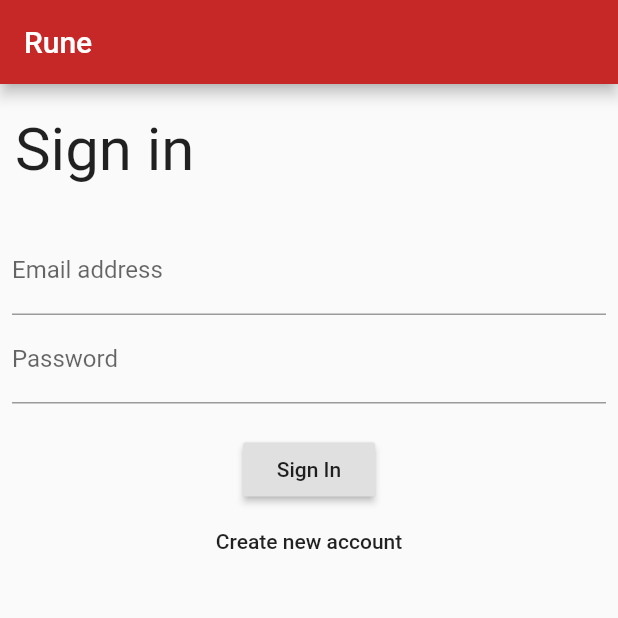
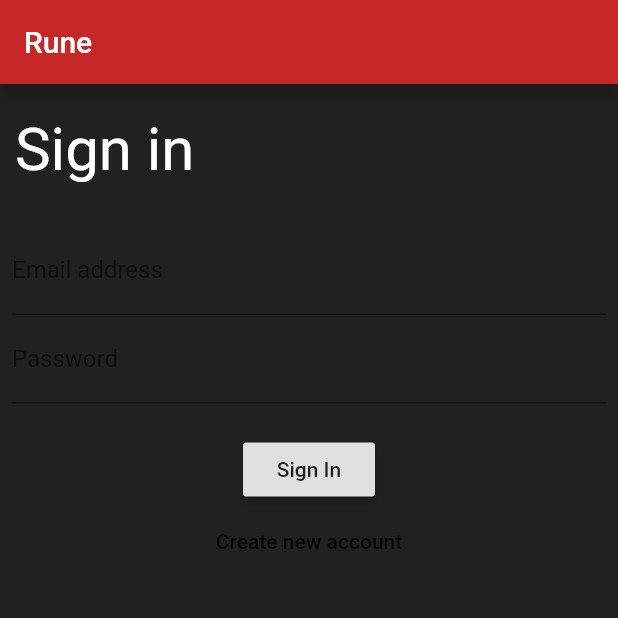
Before and after one commit to CesarMtzV/password-manager, a Flutter app: the screen it shows after launch, on a phone screen of 412 x 824 dp, the top half of it. Run offline on Flutter 3.47's test engine with Material 2 defaults, Android fonts, the phone set to English and light mode, and no system bars; our stand-ins replace cloud_firestore, firebase_auth; accounts and stored records are empty.

Commit message:
vualt view has now the card list

```diff
--- a/lib/screens/authentication/auth.dart
+++ b/lib/screens/authentication/auth.dart
@@ -1,4 +1,5 @@
 import 'package:flutter/material.dart';
+import 'package:password_manager/utilities/styles.dart';
 
 class AuthForm extends StatefulWidget {
   final void Function(
@@ -47,6 +48,7 @@ class _AuthFormState extends State<AuthForm> {
       appBar: AppBar(
         title: Text("Rune"),
       ),
+      backgroundColor: kBackground,
       body: SingleChildScrollView(
         child: Column(
           mainAxisAlignment: MainAxisAlignment.start,
@@ -56,7 +58,10 @@ class _AuthFormState extends State<AuthForm> {
               padding: EdgeInsets.symmetric(horizontal: 10, vertical: 20),
               child: Text(
                 _isLogin ? "Sign in" : "Create account",
-                style: TextStyle(fontSize: 40.0),
+                style: TextStyle(
+                  fontSize: 40.0,
+                  color: Colors.white,
+                ),
               ),
             ),
             Form(
--- a/lib/screens/main/newLogin.dart
+++ b/lib/screens/main/newLogin.dart
@@ -11,10 +11,6 @@ class NewLogin extends StatefulWidget {
 }
 
 class NewLoginState extends State<NewLogin> {
-  bool isSearching = false;
-  //final _formKey = GlobalKey<FormState>();
-  //String _email, _userName, _siteName, _password, _url;
-
   final List<Information> _newCardInfo = [
     Information(
       email: 'a0000@itesm.mx',
--- a/lib/screens/main/new_card.dart
+++ b/lib/screens/main/new_card.dart
@@ -12,8 +12,9 @@ class NewCard extends StatelessWidget {
 
   @override
   Widget build(BuildContext context) {
-    return Card(
-      child: Container(
+    return Scaffold(
+      appBar: AppBar(),
+      body: Container(
         color: Color(0xFF212121),
         padding: EdgeInsets.all(10),
         child: Column(
--- a/pubspec.yaml
+++ b/pubspec.yaml
@@ -14,7 +14,7 @@ description: A new Flutter project.
 version: 1.0.0+1
 
 environment:
-  sdk: ">=2.7.0 <3.0.0"
+  sdk: ">=2.6.0 <3.0.0"
 
 dependencies:
   flutter:
```
Also changed, not shown: lib/screens/main/vault.dart (+35 -5 lines), 3 other files.
